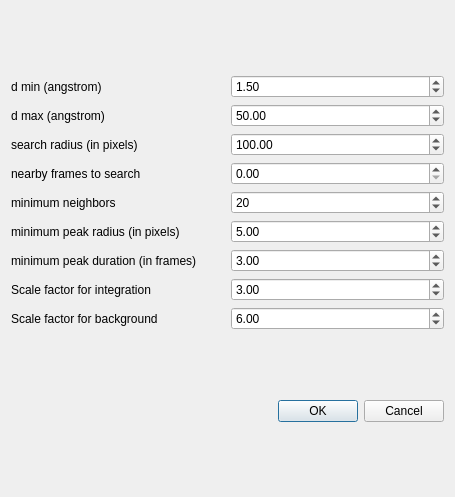
First picture: the form in apps/nsxqt/ui/DialogCalculatedPeaks.ui, repository k61n/openhkl, before the edit.
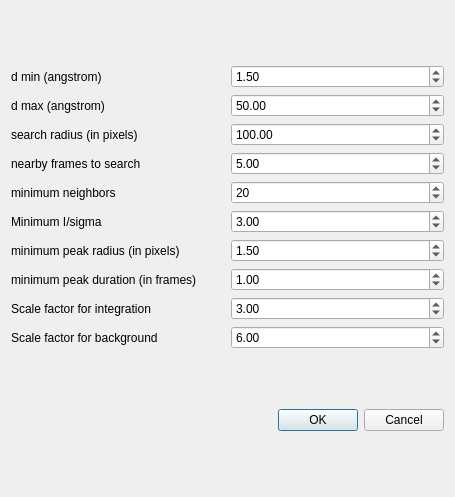
Second picture: the form after the edit.

Commit message: continue improving PeakPredictor

```diff
--- a/apps/nsxqt/ui/DialogCalculatedPeaks.ui
+++ b/apps/nsxqt/ui/DialogCalculatedPeaks.ui
@@ -26,7 +26,7 @@
    </item>
    <item row="1" column="0">
     <layout class="QGridLayout" name="gridLayout_2">
-     <item row="9" column="1">
+     <item row="10" column="1">
       <widget class="QDoubleSpinBox" name="peakScaleSpinBox">
        <property name="singleStep">
         <double>0.100000000000000</double>
@@ -61,7 +61,17 @@
       </widget>
      </item>
      <item row="3" column="1">
-      <widget class="QDoubleSpinBox" name="frameSpinBox"/>
+      <widget class="QDoubleSpinBox" name="frameSpinBox">
+       <property name="maximum">
+        <double>10000.000000000000000</double>
+       </property>
+       <property name="singleStep">
+        <double>0.100000000000000</double>
+       </property>
+       <property name="value">
+        <double>5.000000000000000</double>
+       </property>
+      </widget>
      </item>
      <item row="0" column="1">
       <widget class="QDoubleSpinBox" name="dMinSpinBox">
@@ -90,7 +100,7 @@
        </property>
       </widget>
      </item>
-     <item row="8" column="0">
+     <item row="9" column="0">
       <widget class="QLabel" name="label_7">
        <property name="text">
         <string>minimum peak duration (in frames)</string>
@@ -104,7 +114,7 @@
        </property>
       </widget>
      </item>
-     <item row="8" column="1">
+     <item row="9" column="1">
       <widget class="QDoubleSpinBox" name="minDurationSpinBox">
        <property name="maximum">
         <double>1000.000000000000000</double>
@@ -113,7 +123,7 @@
         <double>0.100000000000000</double>
        </property>
        <property name="value">
-        <double>3.000000000000000</double>
+        <double>1.000000000000000</double>
        </property>
       </widget>
      </item>
@@ -130,14 +140,14 @@
        </property>
       </widget>
      </item>
-     <item row="5" column="0">
+     <item row="6" column="0">
       <widget class="QLabel" name="label_6">
        <property name="text">
         <string>minimum peak radius (in pixels)</string>
        </property>
       </widget>
      </item>
-     <item row="5" column="1">
+     <item row="6" column="1">
       <widget class="QDoubleSpinBox" name="minRadiusSpinBox">
        <property name="maximum">
         <double>1000.000000000000000</double>
@@ -146,7 +156,7 @@
         <double>0.100000000000000</double>
        </property>
        <property name="value">
-        <double>5.000000000000000</double>
+        <double>1.500000000000000</double>
        </property>
       </widget>
      </item>
@@ -163,7 +173,7 @@
        </property>
       </widget>
      </item>
-     <item row="10" column="1">
+     <item row="11" column="1">
       <widget class="QDoubleSpinBox" name="bkgScaleSpinBox">
        <property name="singleStep">
         <double>0.100000000000000</double>
@@ -173,20 +183,40 @@
        </property>
       </widget>
      </item>
-     <item row="9" column="0">
+     <item row="10" column="0">
       <widget class="QLabel" name="label_8">
        <property name="text">
         <string>Scale factor for integration</string>
        </property>
       </widget>
      </item>
-     <item row="10" column="0">
+     <item row="11" column="0">
       <widget class="QLabel" name="label_9">
        <property name="text">
         <string>Scale factor for background</string>
        </property>
       </widget>
      </item>
+     <item row="5" column="1">
+      <widget class="QDoubleSpinBox" name="sigmaSpinBox">
+       <property name="maximum">
+        <double>100000.000000000000000</double>
+       </property>
+       <property name="singleStep">
+        <double>0.100000000000000</double>
+       </property>
+       <property name="value">
+        <double>3.000000000000000</double>
+       </property>
+      </widget>
+     </item>
+     <item row="5" column="0">
+      <widget class="QLabel" name="label_10">
+       <property name="text">
+        <string>Minimum I/sigma</string>
+       </property>
+      </widget>
+     </item>
     </layout>
    </item>
   </layout>
```
The commit also changes 13 other files.
